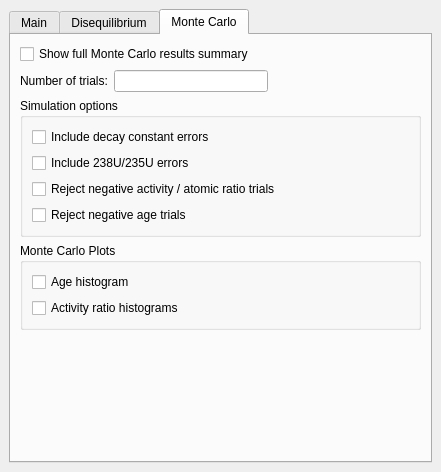
timpol/DQPB, file dqpb/uis/main.ui: the form before one commit.
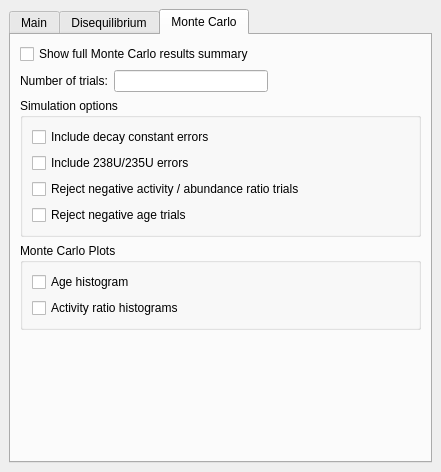
The form after the commit. The open tabs and pages were chosen to show the change.

```diff
--- a/dqpb/uis/main.ui
+++ b/dqpb/uis/main.ui
@@ -690,7 +690,7 @@
                <item row="2" column="0">
                 <widget class="QCheckBox" name="rnArvOpt">
                  <property name="text">
-                  <string>Reject negative activity / atomic ratio trials</string>
+                  <string>Reject negative activity / abundance ratio trials</string>
                  </property>
                 </widget>
                </item>
```
